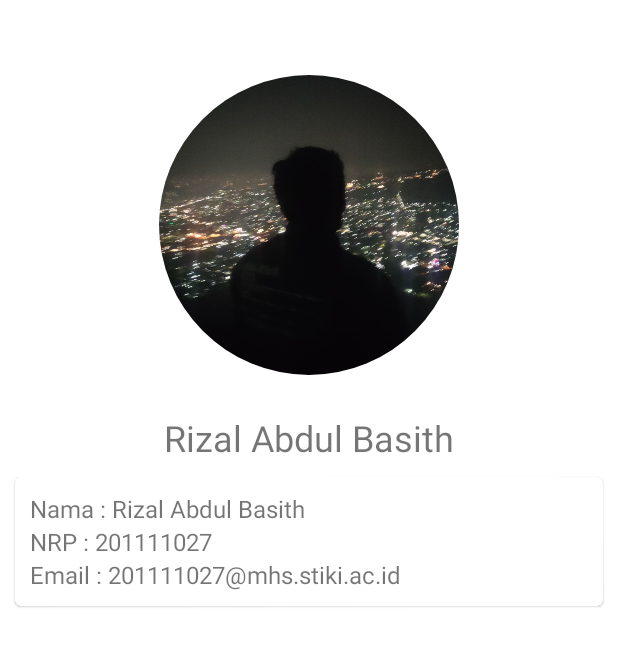
After one commit to aldimas07/responsi1_prakppb1_aldimas, an Android app: the ProfilActivity screen opened directly, with no data from a screen before it, on a phone screen of 412 x 824 dp. The commit adds this screen. Shown: the top 647 px of the screen. Run offline under Robolectric (Android 15) with nearby library versions, the phone set to English and light mode, and no system bars; our stand-ins replace CircleImageView.

Commit message:
persiapan layout

```diff
--- a/app/build.gradle
+++ b/app/build.gradle
@@ -32,6 +32,7 @@ dependencies {
     implementation 'androidx.appcompat:appcompat:1.4.1'
     implementation 'com.google.android.material:material:1.6.0'
     implementation 'androidx.constraintlayout:constraintlayout:2.1.3'
+    implementation 'de.hdodenhof:circleimageview:3.1.0'
     testImplementation 'junit:junit:4.13.2'
     androidTestImplementation 'androidx.test.ext:junit:1.1.3'
     androidTestImplementation 'androidx.test.espresso:espresso-core:3.4.0'
--- /dev/null
+++ b/app/src/main/java/com/rizal/resone/kripto/ProfilActivity.java
@@ -0,0 +1,14 @@
+package com.rizal.resone.kripto;
+
+import androidx.appcompat.app.AppCompatActivity;
+
+import android.os.Bundle;
+
+public class ProfilActivity extends AppCompatActivity {
+
+    @Override
+    protected void onCreate(Bundle savedInstanceState) {
+        super.onCreate(savedInstanceState);
+        setContentView(R.layout.activity_profil);
+    }
+}
--- a/app/src/main/res/layout/activity_main.xml
+++ b/app/src/main/res/layout/activity_main.xml
@@ -6,10 +6,10 @@
     android:layout_height="match_parent"
     tools:context=".MainActivity">
 
-    <TextView
+    <ImageView
         android:layout_width="wrap_content"
         android:layout_height="wrap_content"
-        android:text="Hello World!"
+        android:src="@drawable/kripto"
         app:layout_constraintBottom_toBottomOf="parent"
         app:layout_constraintLeft_toLeftOf="parent"
         app:layout_constraintRight_toRightOf="parent"
--- /dev/null
+++ b/app/src/main/res/layout/activity_profil.xml
@@ -0,0 +1,52 @@
+<?xml version="1.0" encoding="utf-8"?>
+<LinearLayout xmlns:android="http://schemas.android.com/apk/res/android"
+    xmlns:app="http://schemas.android.com/apk/res-auto"
+    xmlns:tools="http://schemas.android.com/tools"
+    android:layout_width="match_parent"
+    android:layout_height="match_parent"
+    android:orientation="vertical"
+    tools:context=".ProfilActivity">
+
+    <de.hdodenhof.circleimageview.CircleImageView
+        android:id="@+id/imgRijal"
+        android:layout_width="200dp"
+        android:layout_height="200dp"
+        android:layout_gravity="center_horizontal"
+        android:layout_marginTop="50dp"
+        android:src="@drawable/rijal" />
+    <TextView
+        android:layout_width="match_parent"
+        android:layout_height="wrap_content"
+        android:text="Rizal Abdul Basith"
+        android:layout_gravity="center_horizontal"
+        android:textAlignment="center"
+        android:layout_marginTop="25dp"
+        android:textSize="24sp"/>
+    <com.google.android.material.card.MaterialCardView
+        android:layout_width="match_parent"
+        android:layout_height="wrap_content"
+        android:layout_margin="10dp">
+        <LinearLayout
+            android:layout_width="match_parent"
+            android:layout_height="wrap_content"
+            android:padding="10dp"
+            android:orientation="vertical">
+            <TextView
+                android:layout_width="wrap_content"
+                android:layout_height="wrap_content"
+                android:text="Nama : Rizal Abdul Basith"
+                android:textSize="16sp"/>
+            <TextView
+                android:layout_width="wrap_content"
+                android:layout_height="wrap_content"
+                android:text="NRP : 201111027"
+                android:textSize="16sp"/>
+            <TextView
+                android:layout_width="wrap_content"
+                android:layout_height="wrap_content"
+                android:text="Email : 201111027@mhs.stiki.ac.id"
+                android:textSize="16sp"/>
+        </LinearLayout>
+    </com.google.android.material.card.MaterialCardView>
+
+</LinearLayout>
--- a/app/src/main/res/values-night/themes.xml
+++ b/app/src/main/res/values-night/themes.xml
@@ -1,6 +1,6 @@
 <resources xmlns:tools="http://schemas.android.com/tools">
     <!-- Base application theme. -->
-    <style name="Theme.Kripto" parent="Theme.MaterialComponents.DayNight.DarkActionBar">
+    <style name="Theme.Kripto" parent="Theme.MaterialComponents.DayNight.NoActionBar">
         <!-- Primary brand color. -->
         <item name="colorPrimary">@color/purple_200</item>
         <item name="colorPrimaryVariant">@color/purple_700</item>
--- a/app/src/main/res/values/strings.xml
+++ b/app/src/main/res/values/strings.xml
@@ -1,3 +1,8 @@
 <resources>
     <string name="app_name">Kripto</string>
+    <string name="list">List</string>
+    <string name="profil">Profil</string>
+    <string name="exit">Exit</string>
+    <string name="daftar_cryptocurrency">Daftar Cryptocurrency</string>
+    <string name="deskripsi">Deskripsi</string>
 </resources>
--- a/app/src/main/res/values/themes.xml
+++ b/app/src/main/res/values/themes.xml
@@ -1,6 +1,6 @@
 <resources xmlns:tools="http://schemas.android.com/tools">
     <!-- Base application theme. -->
-    <style name="Theme.Kripto" parent="Theme.MaterialComponents.DayNight.DarkActionBar">
+    <style name="Theme.Kripto" parent="Theme.MaterialComponents.Light.NoActionBar">
         <!-- Primary brand color. -->
         <item name="colorPrimary">@color/purple_500</item>
         <item name="colorPrimaryVariant">@color/purple_700</item>
```
Also changed, not shown: app/src/main/AndroidManifest.xml (+12 -0 lines), app/src/main/java/com/rizal/resone/kripto/ActivityUtama.java (added, +14 -0 lines), app/src/main/java/com/rizal/resone/kripto/ItemCoinActivity.java (added, +14 -0 lines), app/src/main/java/com/rizal/resone/kripto/ListCoinActivity.java (added, +14 -0 lines), app/src/main/res/layout/activity_item_coin.xml (added, +76 -0 lines), app/src/main/res/layout/activity_list_coin.xml (added, +24 -0 lines), app/src/main/res/layout/activity_utama.xml (added, +45 -0 lines), app/src/main/res/layout/item_coin.xml (added, +27 -0 lines), app/src/main/res/drawable/kripto.png (added), app/src/main/res/drawable/rijal.jpg (added).
